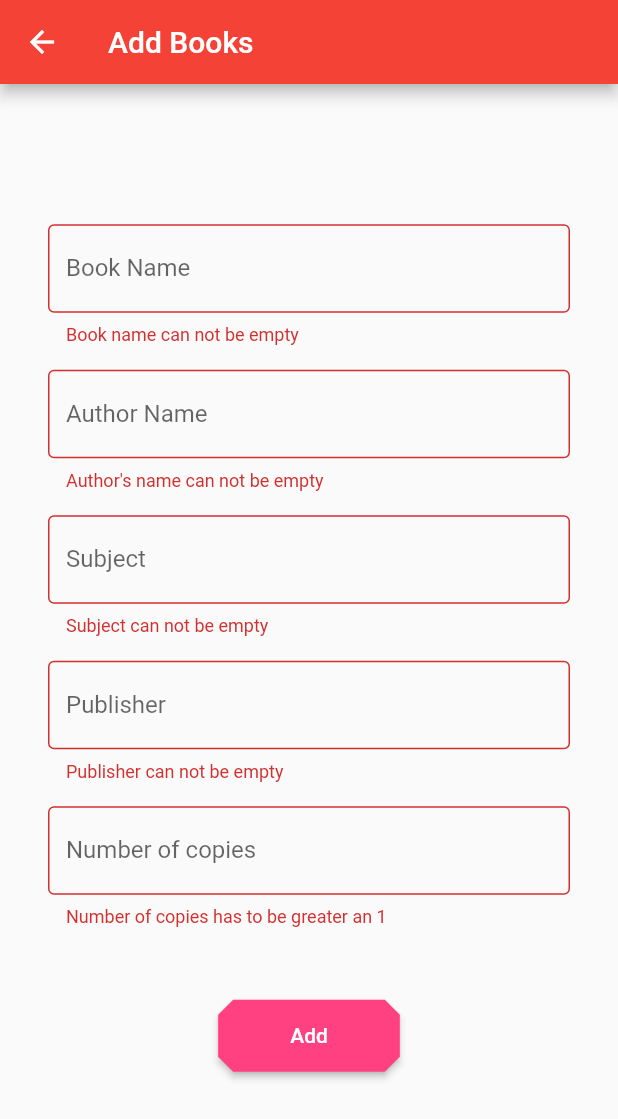
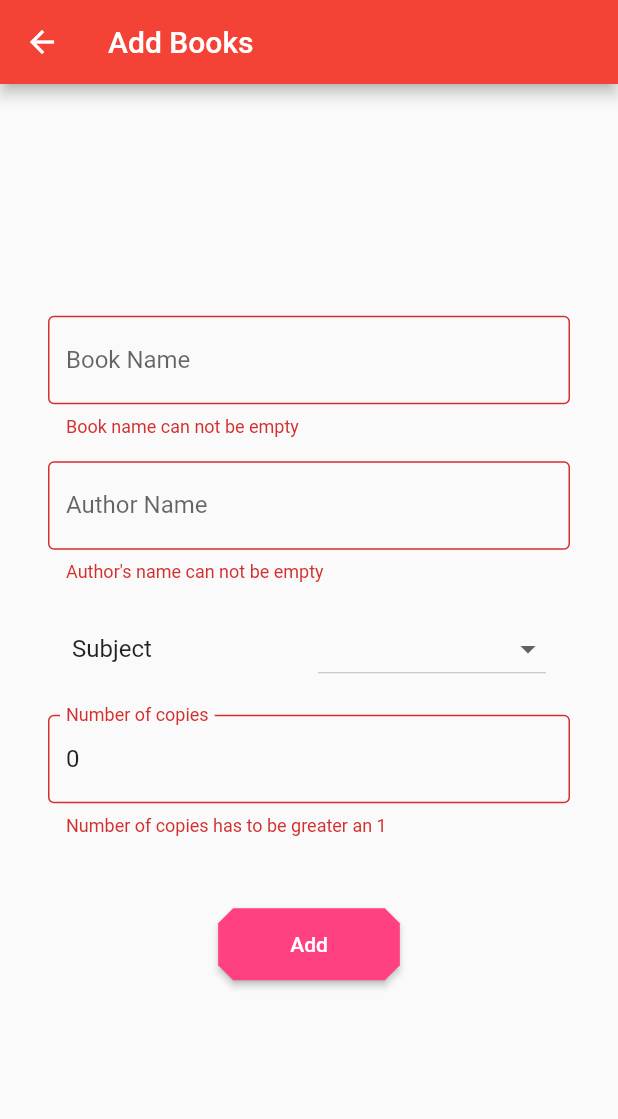
Before and after one commit to RitamChakraborty/bibliotek, a Flutter app: the AddBooksPage screen opened directly, after a tap on "Add", on a phone screen of 412 x 824 dp. Shown: the top 1119 px of the screen. Run offline on Flutter 3.47's test engine with Material 2 defaults, Android fonts, the light colour scheme and no system bars; our stand-ins replace bloc, cloud_firestore, flutter_bloc, fluttertoast, shared_preferences; accounts and stored records are empty.

Commit message:
Working on add book page

```diff
--- a/lib/bloc/books_bloc/book_bloc_events/book_bloc_event.dart
+++ b/lib/bloc/books_bloc/book_bloc_events/book_bloc_event.dart
@@ -2,28 +2,26 @@ import 'package:meta/meta.dart';
 
 abstract class AbstractBookBlocEvent {}
 
-class BookBlocAddBookEvent extends AbstractBookBlocEvent {
+class BookBlocInvokeInitialEvent extends AbstractBookBlocEvent {}
+
+class ChangeSubjectEvent extends AbstractBookBlocEvent {
   final String _title;
   final String _author;
   final String _subject;
-  final String _publisher;
   final int _copies;
 
-  BookBlocAddBookEvent({
+  ChangeSubjectEvent({
     @required String title,
     @required String author,
     @required String subject,
-    @required String publisher,
     @required int copies,
   })  : this._title = title,
         this._author = author,
         this._subject = subject,
-        this._publisher = publisher,
         this._copies = copies,
         assert(title != null),
         assert(author != null),
         assert(subject != null),
-        assert(publisher != null),
         assert(copies != null);
 
   int get copies => _copies;
@@ -33,6 +31,35 @@ class BookBlocAddBookEvent extends AbstractBookBlocEvent {
   String get author => _author;
 
   String get title => _title;
+}
 
-  String get publisher => _publisher;
+class BookBlocAddBookEvent extends AbstractBookBlocEvent {
+  final String _title;
+  final String _author;
+  final String _subject;
+  final int _copies;
+
+  BookBlocAddBookEvent({
+    @required String title,
+    @required String author,
+    @required String subject,
+    @required int copies,
+  })  : this._title = title,
+        this._author = author,
+        this._subject = subject,
+        this._copies = copies,
+        assert(title != null),
+        assert(author != null),
+        assert(subject != null),
+        assert(copies != null);
+
+  int get copies => _copies;
+
+  String get subject => _subject;
+
+  String get author => _author;
+
+  String get title => _title;
 }
+
+class BookBlocConfirmationEvent extends AbstractBookBlocEvent {}
--- a/lib/bloc/books_bloc/book_bloc_states/book_bloc_state.dart
+++ b/lib/bloc/books_bloc/book_bloc_states/book_bloc_state.dart
@@ -1,23 +1,165 @@
-abstract class AbstractBookBlocState {}
+import 'package:meta/meta.dart';
 
-class BookBlocInitialState extends AbstractBookBlocState {}
+abstract class AbstractBookBlocState {
+  String _title;
+  String _author;
+  String _subject;
+  int _copies;
 
-class BookBlocLoadingState extends AbstractBookBlocState {}
+  AbstractBookBlocState({
+    @required String title,
+    @required String author,
+    @required String subject,
+    @required int copies,
+  })  : this._title = title,
+        this._author = author,
+        this._subject = subject,
+        this._copies = copies,
+        assert(title != null),
+        assert(author != null),
+        assert(subject != null),
+        assert(copies != null);
+
+  int get copies => _copies;
+
+  String get subject => _subject;
+
+  String get author => _author;
+
+  String get title => _title;
+}
+
+class BookBlocInitialState extends AbstractBookBlocState {
+  BookBlocInitialState({
+    @required String title,
+    @required String author,
+    @required String subject,
+    @required int copies,
+  })  : assert(title != null),
+        assert(author != null),
+        assert(subject != null),
+        assert(copies != null),
+        super(
+          title: title,
+          author: author,
+          subject: subject,
+          copies: copies,
+        );
+}
+
+class BookBlocLoadingState extends AbstractBookBlocState {
+  BookBlocLoadingState({
+    @required String title,
+    @required String author,
+    @required String subject,
+    @required int copies,
+  })  : assert(title != null),
+        assert(author != null),
+        assert(subject != null),
+        assert(copies != null),
+        super(
+          title: title,
+          author: author,
+          subject: subject,
+          copies: copies,
+        );
+}
 
 class BookBlocErrorState extends AbstractBookBlocState {
   String bookErrorMessage;
   String authorErrorMessage;
   String subjectErrorMessage;
-  String publisherErrorMessage;
   String copiesErrorMessage;
 
   BookBlocErrorState({
+    @required String title,
+    @required String author,
+    @required String subject,
+    @required int copies,
     this.bookErrorMessage,
     this.authorErrorMessage,
     this.subjectErrorMessage,
-    this.publisherErrorMessage,
     this.copiesErrorMessage,
-  });
+  })  : assert(title != null),
+        assert(author != null),
+        assert(subject != null),
+        assert(copies != null),
+        super(
+          title: title,
+          author: author,
+          subject: subject,
+          copies: copies,
+        );
 }
 
-class BookAddedState extends AbstractBookBlocState {}
+class SubjectChangedState extends AbstractBookBlocState {
+  SubjectChangedState({
+    @required String title,
+    @required String author,
+    @required String subject,
+    @required int copies,
+  })  : assert(title != null),
+        assert(author != null),
+        assert(subject != null),
+        assert(copies != null),
+        super(
+          title: title,
+          author: author,
+          subject: subject,
+          copies: copies,
+        );
+}
+
+class BookBlocAskForConfirmationState extends AbstractBookBlocState {
+  BookBlocAskForConfirmationState({
+    @required String title,
+    @required String author,
+    @required String subject,
+    @required int copies,
+  })  : assert(title != null),
+        assert(author != null),
+        assert(subject != null),
+        assert(copies != null),
+        super(
+          title: title,
+          author: author,
+          subject: subject,
+          copies: copies,
+        );
+}
+
+class BookExistsState extends AbstractBookBlocState {
+  BookExistsState({
+    @required String title,
+    @required String author,
+    @required String subject,
+    @required int copies,
+  })  : assert(title != null),
+        assert(author != null),
+        assert(subject != null),
+        assert(copies != null),
+        super(
+          title: title,
+          author: author,
+          subject: subject,
+          copies: copies,
+        );
+}
+
+class BookBlocSuccessState extends AbstractBookBlocState {
+  BookBlocSuccessState({
+    @required String title,
+    @required String author,
+    @required String subject,
+    @required int copies,
+  })  : assert(title != null),
+        assert(author != null),
+        assert(subject != null),
+        assert(copies != null),
+        super(
+          title: title,
+          author: author,
+          subject: subject,
+          copies: copies,
+        );
+}
--- a/lib/bloc/books_bloc/books_bloc.dart
+++ b/lib/bloc/books_bloc/books_bloc.dart
@@ -6,48 +6,131 @@ import 'package:bloc/bloc.dart';
 
 class BookBloc extends Bloc<AbstractBookBlocEvent, AbstractBookBlocState> {
   final FirestoreServices _firestoreServices = FirestoreServices();
+  String _title = "";
+  String _author = "";
+  String _subject = "";
+  int _copies = 0;
+  String _bookRef = "";
 
   @override
-  AbstractBookBlocState get initialState => BookBlocInitialState();
+  AbstractBookBlocState get initialState => BookBlocInitialState(
+        title: _title,
+        author: _author,
+        subject: _subject,
+        copies: _copies,
+      );
 
   @override
   Stream<AbstractBookBlocState> mapEventToState(
       AbstractBookBlocEvent event) async* {
-    if (event is BookBlocAddBookEvent) {
-      String title = event.title;
-      String author = event.author;
-      String subject = event.subject;
-      String publisher = event.publisher;
-      int copies = event.copies;
+    if (event is BookBlocInvokeInitialEvent) {
+      yield BookBlocInitialState(
+        title: _title,
+        author: _author,
+        subject: _subject,
+        copies: _copies,
+      );
+    } else if (event is ChangeSubjectEvent) {
+      _title = event.title;
+      _author = event.author;
+      _subject = event.subject;
+      _copies = event.copies;
 
-      if (title.isEmpty || author.isEmpty || subject.isEmpty || copies < 1) {
+      yield SubjectChangedState(
+        title: _title,
+        author: _author,
+        subject: _subject,
+        copies: _copies,
+      );
+    } else if (event is BookBlocAddBookEvent) {
+      _title = event.title;
+      _author = event.author;
+      _subject = event.subject;
+      _copies = event.copies;
+
+      if (_title.isEmpty ||
+          _author.isEmpty ||
+          _subject.isEmpty ||
+          _copies < 1) {
         yield BookBlocErrorState(
-          bookErrorMessage: title.isEmpty ? "Book name can not be empty" : null,
+          title: _title,
+          author: _author,
+          subject: _subject,
+          copies: _copies,
+          bookErrorMessage:
+              _title.isEmpty ? "Book name can not be empty" : null,
           authorErrorMessage:
-              author.isEmpty ? "Author's name can not be empty" : null,
+              _author.isEmpty ? "Author's name can not be empty" : null,
           subjectErrorMessage:
-              subject.isEmpty ? "Subject can not be empty" : null,
-          publisherErrorMessage:
-              publisher.isEmpty ? "Publisher can not be empty" : null,
+              _subject.isEmpty ? "Subject can not be empty" : null,
           copiesErrorMessage:
-              copies < 1 ? "Number of copies has to be greater an 1" : null,
+              _copies < 1 ? "Number of copies has to be greater an 1" : null,
         );
       } else {
-        Book book = Book(
-            title: title,
-            author: author,
-            subject: subject,
-            publisher: publisher);
+        Book book = Book(title: _title, author: _author, copies: _copies);
 
-        yield BookBlocLoadingState();
-
-        await _firestoreServices.addBook(
-          book: book,
-          copies: copies,
+        yield BookBlocLoadingState(
+          title: _title,
+          author: _author,
+          subject: _subject,
+          copies: _copies,
         );
 
-        yield BookAddedState();
+        // Todo: First look if the book exists or not
+        Map<String, dynamic> data =
+            await _firestoreServices.getBookExistence(book: book);
+
+        if (data['book_exists']) {
+          _bookRef = data['book_ref'];
+          yield BookExistsState(
+            title: _title,
+            author: _author,
+            subject: _subject,
+            copies: _copies,
+          );
+        } else {
+          yield BookBlocAskForConfirmationState(
+            title: _title,
+            author: _author,
+            subject: _subject,
+            copies: _copies,
+          );
+        }
+
+        yield BookBlocSuccessState(
+          title: _title,
+          author: _author,
+          subject: _subject,
+          copies: _copies,
+        );
       }
+    } else if (event is BookBlocConfirmationEvent) {
+      yield BookBlocLoadingState(
+        title: _title,
+        author: _author,
+        subject: _subject,
+        copies: _copies,
+      );
+
+      Book book = Book(title: _title, author: _author, copies: _copies);
+
+      if (_bookRef.isNotEmpty) {
+        await _firestoreServices.updateBookByRefId(refId: _bookRef, book: book);
+      } else {
+        await _firestoreServices.addBook(book: book, subject: _subject);
+      }
+
+      _title = "";
+      _author = "";
+      _subject = "";
+      _copies = 0;
+
+      yield BookBlocSuccessState(
+        title: _title,
+        author: _author,
+        subject: _subject,
+        copies: _copies,
+      );
     }
   }
 }
--- a/lib/data/constants.dart
+++ b/lib/data/constants.dart
@@ -3,3 +3,8 @@ import 'package:intl/intl.dart';
 String ID = "";
 String PASSWORD = "";
 final DateFormat DATE_FORMAT = DateFormat.yMd();
+
+const List<String> SUBJECTS = [
+  "Programming in C",
+  "Mathematics",
+];
--- a/lib/pages/admin_pages/add_book_page/add_books_page.dart
+++ b/lib/pages/admin_pages/add_book_page/add_books_page.dart
@@ -1,29 +1,128 @@
 import 'package:bibliotek/bloc/books_bloc/book_bloc_events/book_bloc_event.dart';
 import 'package:bibliotek/bloc/books_bloc/book_bloc_states/book_bloc_state.dart';
 import 'package:bibliotek/bloc/books_bloc/books_bloc.dart';
+import 'package:bibliotek/data/constants.dart';
 import 'package:bibliotek/widgets/custom_button.dart';
 import 'package:bibliotek/widgets/custom_textfield.dart';
+import 'package:bibliotek/widgets/value_tile.dart';
 import 'package:flutter/material.dart';
 import 'package:flutter/widgets.dart';
 import 'package:flutter_bloc/flutter_bloc.dart';
 import 'package:fluttertoast/fluttertoast.dart';
 
-class AddBooksPage extends StatelessWidget {
-  final TextEditingController _titleController = TextEditingController();
-  final TextEditingController _authorController = TextEditingController();
-  final TextEditingController _subjectController = TextEditingController();
-  final TextEditingController _publisherController = TextEditingController();
-  final TextEditingController _copiesController = TextEditingController();
+class AddBooksPage extends StatefulWidget {
+  @override
+  _AddBooksPageState createState() => _AddBooksPageState();
+}
+
+class _AddBooksPageState extends State<AddBooksPage> {
+  BookBloc bookBloc;
+  final TextEditingController titleController = TextEditingController();
+  final TextEditingController authorController = TextEditingController();
+  final TextEditingController copiesController = TextEditingController();
+
+  @override
+  void initState() {
+    super.initState();
+    bookBloc = BlocProvider.of<BookBloc>(context);
+    bookBloc.add(BookBlocInvokeInitialEvent());
+  }
+
+  @override
+  void dispose() {
+    bookBloc.close();
+    super.dispose();
+  }
 
   @override
   Widget build(BuildContext context) {
-    BookBloc bookBloc = BlocProvider.of<BookBloc>(context);
-
     return BlocBuilder<BookBloc, AbstractBookBlocState>(
       bloc: bookBloc,
-      builder:
-          (BuildContext buildContext, AbstractBookBlocState bookBlocState) {
-        if (bookBlocState is BookAddedState) {
+      builder: (BuildContext context, AbstractBookBlocState bookBlocState) {
+        // Get the values from the state
+        String title = bookBlocState.title;
+        String author = bookBlocState.author;
+        String subject = bookBlocState.subject;
+        int copies = bookBlocState.copies;
+
+        // Set the values for the controller
+        titleController.text = title;
+        authorController.text = author;
+        copiesController.text = copies.toString();
+
+        if (bookBlocState is BookExistsState) {
+          showDialog(
+              context: context,
+              builder: (BuildContext context) {
+                return AlertDialog(
+                  title: Text("Book already exists"),
+                  content: Text(
+                      "Do you want to increase the number of books in the Library?"),
+                  actions: [
+                    FlatButton(
+                      onPressed: bookBlocState is BookBlocLoadingState
+                          ? null
+                          : () {
+                              Navigator.pop(context);
+                            },
+                      child: Text("Cancel"),
+                    ),
+                    FlatButton(
+                      onPressed: bookBlocState is BookBlocLoadingState
+                          ? null
+                          : () {
+                              // Todo: Increase the number of copies for the book
+                            },
+                      child: Text("Yes"),
+                    )
+                  ],
+                );
+              });
+        } else if (bookBlocState is BookBlocAskForConfirmationState) {
+          showDialog(
+              context: context,
+              builder: (BuildContext context) {
+                return AlertDialog(
+                  title: Text("Do you want to add this book"),
+                  content: Column(children: [
+                    ValueTile(
+                      label: "Title",
+                      value: title,
+                    ),
+                    ValueTile(
+                      label: "Author",
+                      value: author,
+                    ),
+                    ValueTile(
+                      label: "Subject",
+                      value: subject,
+                    ),
+                    ValueTile(
+                      label: "Number of copies",
+                      value: copies.toString(),
+                    ),
+                  ]),
+                  actions: [
+                    FlatButton(
+                      onPressed: bookBlocState is BookBlocLoadingState
+                          ? null
+                          : () {
+                              Navigator.pop(context);
+                            },
+                      child: Text("Cancel"),
+                    ),
+                    FlatButton(
+                      onPressed: bookBlocState is BookBlocLoadingState
+                          ? null
+                          : () {
+                              bookBloc.add(BookBookConfirmationEvent());
+                            },
+                      child: Text("Yes"),
+                    )
+                  ],
+                );
+              });
+        } else if (bookBlocState is BookBlocSuccessState) {
           Fluttertoast.showToast(msg: "Book added successfully");
         }
 
@@ -41,7 +140,7 @@ class AddBooksPage extends StatelessWidget {
                     children: <Widget>[
                       CustomTextField(
                         labelText: "Book Name",
-                        controller: _titleController,
+                        controller: titleController,
                         errorText: bookBlocState is BookBlocErrorState
                             ? bookBlocState.bookErrorMessage
                             : null,
@@ -51,7 +150,7 @@ class AddBooksPage extends StatelessWidget {
                       ),
                       CustomTextField(
                         labelText: "Author Name",
-                        controller: _authorController,
+                        controller: authorController,
                         errorText: bookBlocState is BookBlocErrorState
                             ? bookBlocState.authorErrorMessage
                             : null,
@@ -59,29 +158,32 @@ class AddBooksPage extends StatelessWidget {
                       SizedBox(
                         height: 16,
                       ),
-                      CustomTextField(
-                        labelText: "Subject",
-                        controller: _subjectController,
-                        errorText: bookBlocState is BookBlocErrorState
-                            ? bookBlocState.subjectErrorMessage
-                            : null,
-                      ),
-                      SizedBox(
-                        height: 16,
-                      ),
-                      CustomTextField(
-                        labelText: "Publisher",
-                        controller: _publisherController,
-                        errorText: bookBlocState is BookBlocErrorState
-                            ? bookBlocState.publisherErrorMessage
-                            : null,
+                      ListTile(
+                        title: Text("Subject"),
+                        trailing: DropdownButton<String>(
+                            value: subject,
+                            onChanged: (String value) {
+                              bookBloc.add(ChangeSubjectEvent(
+                                title: title,
+                                author: author,
+                                subject: subject,
+                                copies: copies,
+                              ));
+                            },
+                            items: SUBJECTS
+                                .map((String subject) =>
+                                    DropdownMenuItem<String>(
+                                      value: subject,
+                                      child: Text(subject),
+                                    ))
+                                .toList()),
                       ),
                       SizedBox(
                         height: 16,
                       ),
                       CustomTextField(
                         labelText: "Number of copies",
-                        controller: _copiesController,
+                        controller: copiesController,
                         textInputType: TextInputType.number,
                         errorText: bookBlocState is BookBlocErrorState
                             ? bookBlocState.copiesErrorMessage
@@ -99,13 +201,12 @@ class AddBooksPage extends StatelessWidget {
                             : () {
                                 bookBloc.add(
                                   BookBlocAddBookEvent(
-                                    title: _titleController.text,
-                                    author: _authorController.text,
-                                    subject: _subjectController.text,
-                                    publisher: _publisherController.text,
-                                    copies: _copiesController.text.isEmpty
+                                    title: titleController.text,
+                                    author: authorController.text,
+                                    subject: subject,
+                                    copies: copiesController.text.isEmpty
                                         ? 0
-                                        : int.parse(_copiesController.text),
+                                        : int.parse(copiesController.text),
                                   ),
                                 );
                               },
--- a/lib/services/firestore_services.dart
+++ b/lib/services/firestore_services.dart
@@ -87,42 +87,84 @@ class FirestoreServices {
         .setData({'password': newPassword});
   }
 
-  Future<void> addBook({@required Book book, @required int copies}) async {
-    CollectionReference booksCollectionReference =
-        _firestore.collection('books');
+  Future<Subject> getSubjectByName({@required String subject}) async {
+    CollectionReference collectionReference = _firestore.collection('subjects');
+    Stream<List<Subject>> stream = collectionReference
+        .where('subject', isEqualTo: subject)
+        .snapshots()
+        .map((event) => event.documents.map((e) {
+              Map<String, dynamic> map = e.data;
+              map['ref_id'] = e.documentID;
+              return map;
+            }).map((e) {
+              Subject subject = Subject.fromMap(map: e);
+              subject.refId = e['ref_id'];
+              return subject;
+            }).toList());
 
-    Stream<QuerySnapshot> booksQuerySnapshotStream = booksCollectionReference
-        .where('title', isEqualTo: book.title)
-        .snapshots();
-
-    bool bookFound = false;
-    DocumentReference bookDocumentReference;
-
-    await for (QuerySnapshot bookQuerySnapshot in booksQuerySnapshotStream) {
-      List<DocumentSnapshot> bookDocumentReferenceList =
-          bookQuerySnapshot.documents;
-      if (bookDocumentReferenceList.isNotEmpty) {
-        bookFound = true;
-
-        for (DocumentSnapshot bookDocumentSnapshot
-            in bookDocumentReferenceList) {
-          copies += bookDocumentSnapshot.data['copies'];
-          bookDocumentReference = bookDocumentSnapshot.reference;
-
-          break;
-        }
+    await for (List<Subject> subjects in stream) {
+      if (subjects.isNotEmpty) {
+        return subjects.first;
       }
 
       break;
     }
 
-    if (bookFound) {
-      bookDocumentReference.updateData({'copies': copies});
-    } else {
-      Map<String, dynamic> bookData = book.toJson();
-      bookData.putIfAbsent('copies', () => copies);
-      await booksCollectionReference.document().setData(bookData);
-    }
+    return null;
+  }
+
+  Future<void> addBook({@required Book book, @required String subject}) async {
+    CollectionReference collectionReference = _firestore.collection('books');
+    return collectionReference.document().setData(book.map);
+
+//    CollectionReference booksCollectionReference =
+//        _firestore.collection('books');
+//
+//    Stream<QuerySnapshot> booksQuerySnapshotStream = booksCollectionReference
+//        .where('title', isEqualTo: book.title)
+//        .snapshots();
+//
+//    bool bookFound = false;
+//    DocumentReference bookDocumentReference;
+//
+//    await for (QuerySnapshot bookQuerySnapshot in booksQuerySnapshotStream) {
+//      List<DocumentSnapshot> bookDocumentReferenceList =
+//          bookQuerySnapshot.documents;
+//      if (bookDocumentReferenceList.isNotEmpty) {
+//        bookFound = true;
+//
+//        for (DocumentSnapshot bookDocumentSnapshot
+//            in bookDocumentReferenceList) {
+//          copies += bookDocumentSnapshot.data['copies'];
+//          bookDocumentReference = bookDocumentSnapshot.reference;
+//
+//          break;
+//        }
+//      }
+//
+//      break;
+//    }
+//
+//    if (bookFound) {
+//      bookDocumentReference.updateData({'copies': copies});
+//    } else {
+//      Map<String, dynamic> bookData = book.toJson();
+//      bookData.putIfAbsent('copies', () => copies);
+//      await booksCollectionReference.document().setData(bookData);
+//    }
+  }
+
+  Future<Map<String, dynamic>> getBookExistence({@required Book book}) async {
+    // Todo: Complete
+    return {
+      'book_exists': false,
+      'book_ref': null,
+    };
+  }
+
+  Future<void> updateBookByRefId(
+      {@required String refId, @required Book book}) async {
+    // Todo: complete
   }
 
   Stream<QuerySnapshot> getBooks() {
```
